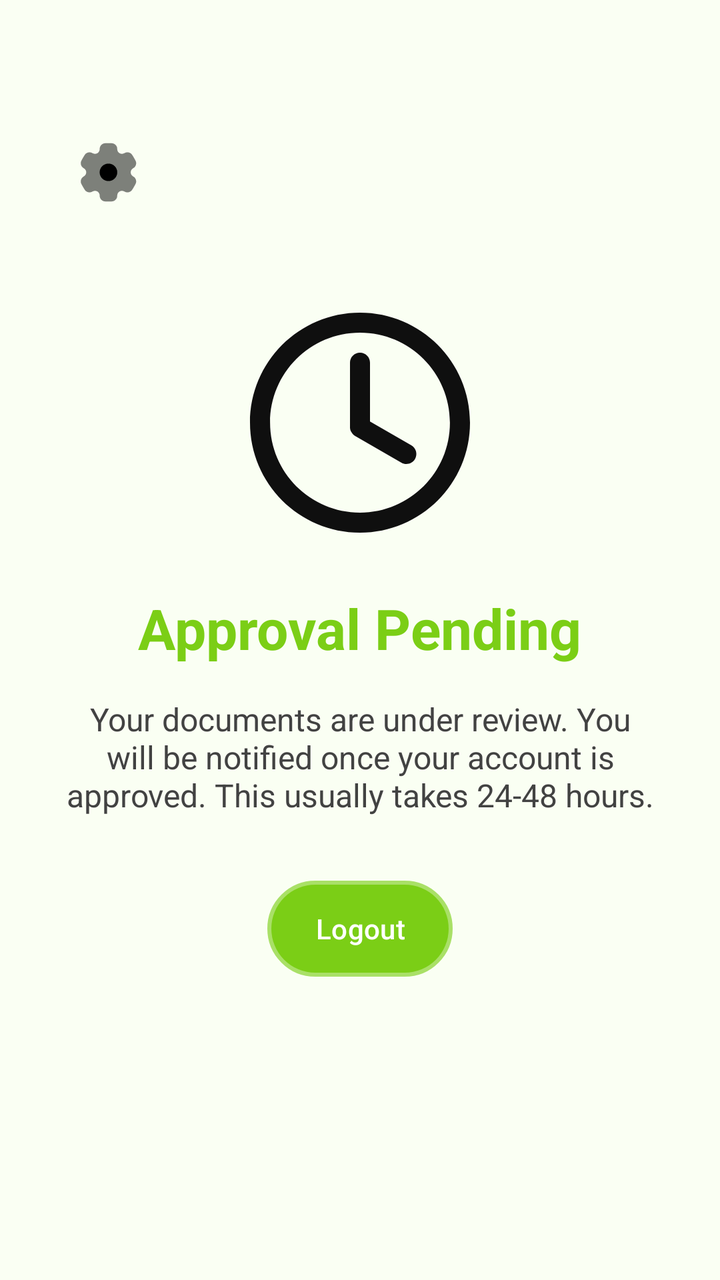
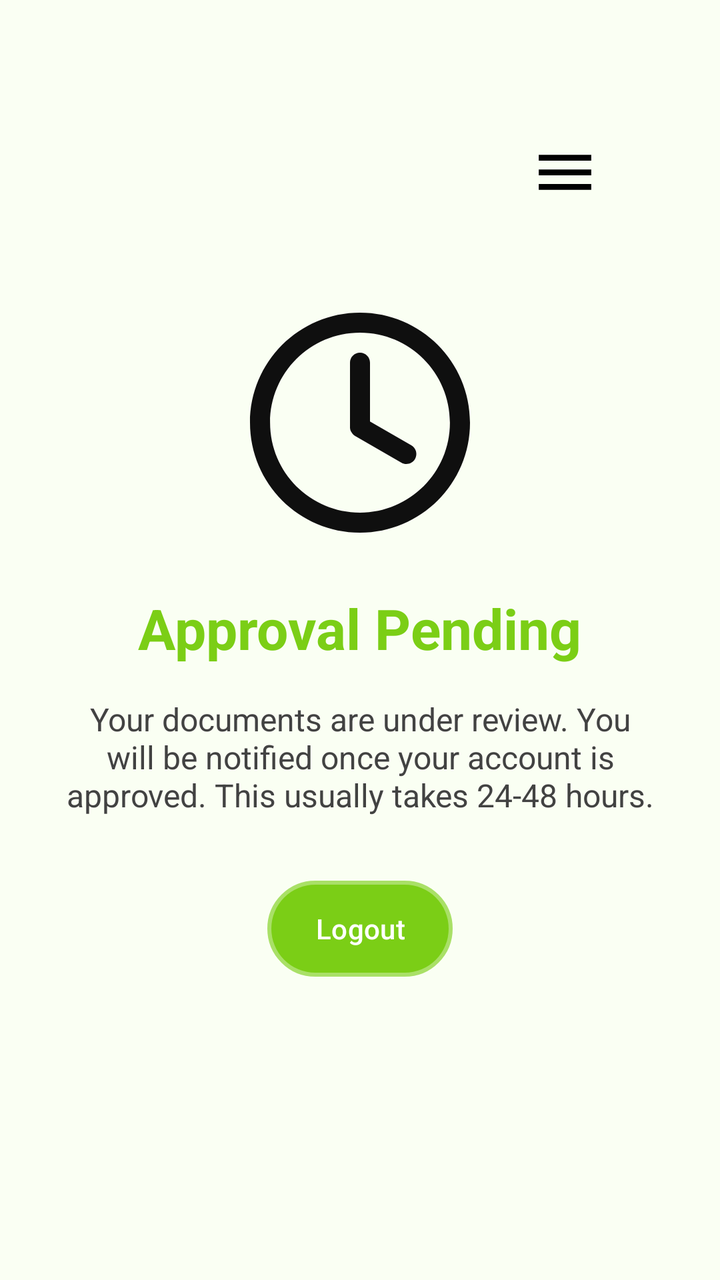

The first picture is an Android layout as it rendered before a commit; the second is the same layout after the commit. The layout source and the unified diff follow.
<!-- AndroidManifest.xml: application theme Theme.RozgarConnector -->
<!-- res/layout/activity_pending_approval.xml -->
<?xml version="1.0" encoding="utf-8"?>
<RelativeLayout xmlns:android="http://schemas.android.com/apk/res/android"
    xmlns:tools="http://schemas.android.com/tools"
    android:layout_width="match_parent"
    android:layout_height="match_parent"
    xmlns:app="http://schemas.android.com/apk/res-auto"
    android:background="@color/white"
    android:padding="32dp"
    tools:context=".ui.auth.PendingApprovalActivity">

    <LinearLayout
        android:layout_width="wrap_content"
        android:layout_height="wrap_content"
        android:layout_centerInParent="true"
        android:gravity="center"
        android:orientation="vertical">

        <ImageView
            android:layout_width="120dp"
            android:layout_height="120dp"
            android:src="@drawable/ic_pending"
            android:layout_marginBottom="24dp"/>

        <TextView
            android:layout_width="wrap_content"
            android:layout_height="wrap_content"
            android:text="Approval Pending"
            android:textColor="@color/primary_green"
            android:textSize="28sp"
            android:textStyle="bold" 
            android:layout_marginBottom="16dp"/>

        <TextView
            android:layout_width="wrap_content"
            android:layout_height="wrap_content"
            android:text="Your documents are under review. You will be notified once your account is approved. This usually takes 24-48 hours."
            android:textAlignment="center"
            android:textColor="@color/dark_grey"
            android:textSize="16sp" />

         <Button
            android:id="@+id/btnLogout"
            android:layout_width="wrap_content"
            android:layout_height="wrap_content"
             android:background="@drawable/glass_bg"
            android:layout_marginTop="32dp"
            android:text="Logout"/>

    </LinearLayout>

    <ImageView
        android:id="@+id/btnSettings"
        app:layout_constraintEnd_toEndOf="parent"
        app:layout_constraintTop_toTopOf="parent"
        app:tint="@color/black"
        android:layout_width="43dp"
        android:layout_height="44dp"
        android:layout_marginTop="32dp"
        android:layout_marginEnd="24dp"
        android:padding="4dp"
        android:src="@drawable/ic_settings" />
</RelativeLayout>
<!-- resources referenced by this layout -->
<resources>
  <color name="black">#FF000000</color>
  <color name="dark_grey">#424242</color>
  <color name="primary_green">#7BCE16</color>
  <color name="white">#FAFFF3</color>
  <!-- drawable glass_bg (drawable) -->
  <?xml version="1.0" encoding="utf-8"?>
  <shape xmlns:android="http://schemas.android.com/apk/res/android">
  
      <solid android:color="#7BCE16" />
  
      <corners android:radius="30dp" />
  
  
      <stroke
          android:width="4dp"
          android:color="#A22B6D14"/>
  </shape>
  <!-- drawable ic_pending (drawable) -->
  <vector xmlns:android="http://schemas.android.com/apk/res/android"
      android:width="800dp"
      android:height="800dp"
      android:viewportWidth="24"
      android:viewportHeight="24">
    <path
        android:pathData="M23,12C23,18.075 18.075,23 12,23C5.925,23 1,18.075 1,12C1,5.925 5.925,1 12,1C18.075,1 23,5.925 23,12ZM3.007,12C3.007,16.967 7.033,20.993 12,20.993C16.967,20.993 20.993,16.967 20.993,12C20.993,7.033 16.967,3.007 12,3.007C7.033,3.007 3.007,7.033 3.007,12Z"
        android:fillColor="#0F0F0F"/>
    <path
        android:pathData="M12,5C11.448,5 11,5.448 11,6V12.467C11,12.467 11,12.727 11.127,12.924C11.212,13.09 11.344,13.234 11.517,13.335L16.137,16.002C16.615,16.278 17.227,16.114 17.503,15.636C17.779,15.158 17.615,14.546 17.137,14.27L13,11.881V6C13,5.448 12.552,5 12,5Z"
        android:fillColor="#0F0F0F"/>
  </vector>
  <!-- drawable ic_settings: vector/xml drawable (drawable, 2376 chars, omitted) -->
  <style name="Theme.RozgarConnector" parent="Base.Theme.RozgarConnector" />
  <style name="Base.Theme.RozgarConnector" parent="Theme.Material3.DayNight.NoActionBar">
          
          <item name="colorPrimary">@color/primary_green</item>
      </style>
</resources>

<!-- the commit's change to res/layout/activity_pending_approval.xml (unified diff, before → after) -->
@@ -50,13 +50,13 @@
 
     <ImageView
         android:id="@+id/btnSettings"
-        app:layout_constraintEnd_toEndOf="parent"
-        app:layout_constraintTop_toTopOf="parent"
+        android:layout_alignParentEnd="true"
+        android:layout_alignParentTop="true"
         app:tint="@color/black"
         android:layout_width="43dp"
         android:layout_height="44dp"
         android:layout_marginTop="32dp"
         android:layout_marginEnd="24dp"
         android:padding="4dp"
-        android:src="@drawable/ic_settings" />
+        android:src="@drawable/ic_menu" />
 </RelativeLayout>
<!-- resource entries referenced after the edit -->
@@ -17,6 +17,16 @@
           android:width="4dp"
           android:color="#A22B6D14"/>
   </shape>
+  <!-- drawable ic_menu (drawable) -->
+  <vector xmlns:android="http://schemas.android.com/apk/res/android"
+      android:width="24dp"
+      android:height="24dp"
+      android:viewportWidth="24"
+      android:viewportHeight="24">
+      <path
+          android:fillColor="#000000"
+          android:pathData="M3,18h18v-2H3v2zM3,13h18v-2H3v2zM3,6v2h18V6H3z" />
+  </vector>
   <!-- drawable ic_pending (drawable) -->
   <vector xmlns:android="http://schemas.android.com/apk/res/android"
       android:width="800dp"
@@ -30,7 +40,6 @@
         android:pathData="M12,5C11.448,5 11,5.448 11,6V12.467C11,12.467 11,12.727 11.127,12.924C11.212,13.09 11.344,13.234 11.517,13.335L16.137,16.002C16.615,16.278 17.227,16.114 17.503,15.636C17.779,15.158 17.615,14.546 17.137,14.27L13,11.881V6C13,5.448 12.552,5 12,5Z"
         android:fillColor="#0F0F0F"/>
   </vector>
-  <!-- drawable ic_settings: vector/xml drawable (drawable, 2376 chars, omitted) -->
   <style name="Theme.RozgarConnector" parent="Base.Theme.RozgarConnector" />
   <style name="Base.Theme.RozgarConnector" parent="Theme.Material3.DayNight.NoActionBar">
           
